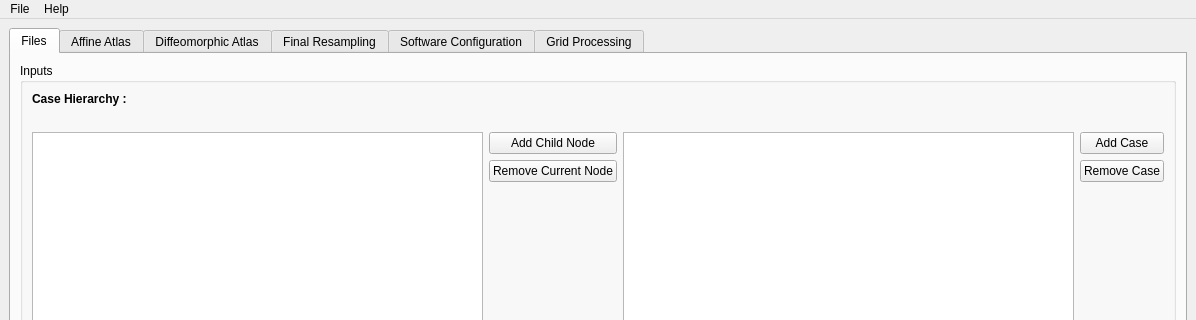
Old version of the form GUIwindow.ui in the repository NIRALUser/DTIAtlasBuilder; both pictures show x 0 to 1196 and y 0 to 320 of the 1196 by 671 pixel window.
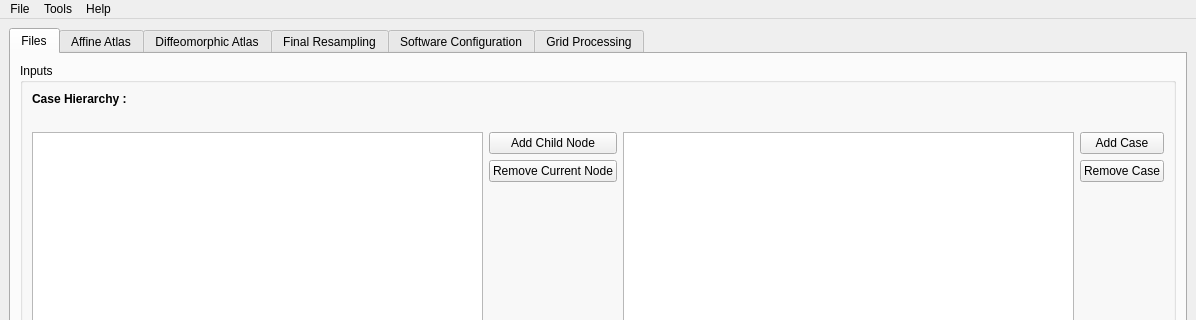
New version of the form. Icons and pictures are not drawn.

```diff
--- a/GUIwindow.ui
+++ b/GUIwindow.ui
@@ -1984,7 +1984,14 @@
     <addaction name="actionRead_Me"/>
     <addaction name="actionKeyboard_Shortcuts"/>
    </widget>
+   <widget class="QMenu" name="menuTools">
+    <property name="title">
+     <string>Tools</string>
+    </property>
+    <addaction name="actionGenerate_Project_Directory"/>
+   </widget>
    <addaction name="menuFile"/>
+   <addaction name="menuTools"/>
    <addaction name="menuHelp"/>
   </widget>
   <widget class="QStatusBar" name="statusbar"/>
```
Left out of the diff: 5 changed lines with no effect on the pictures.
